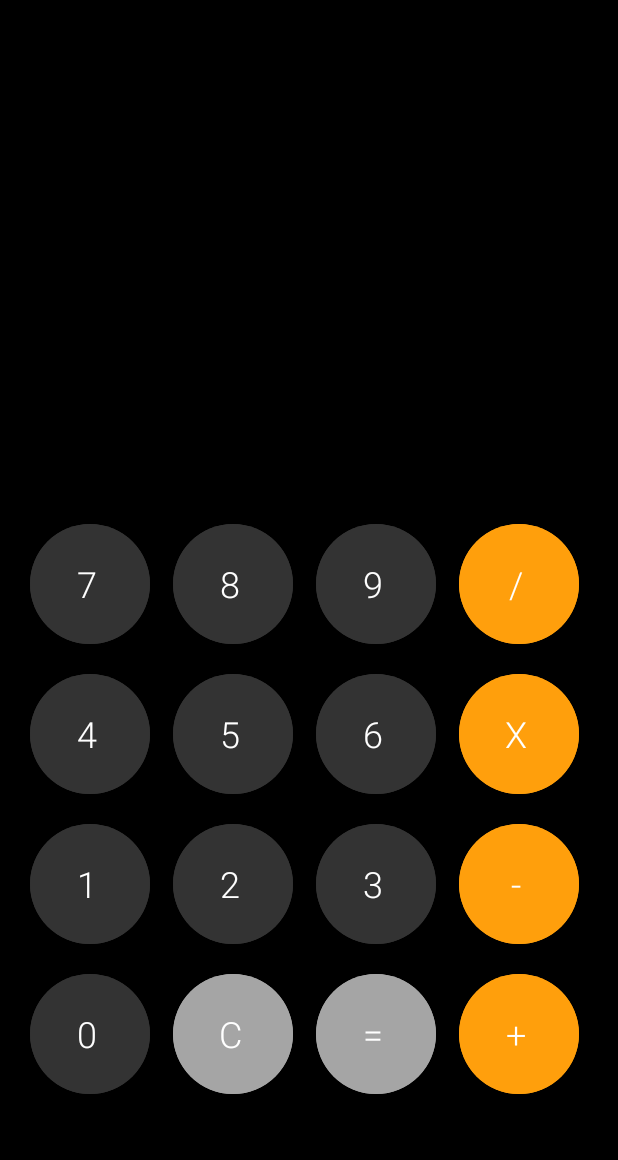
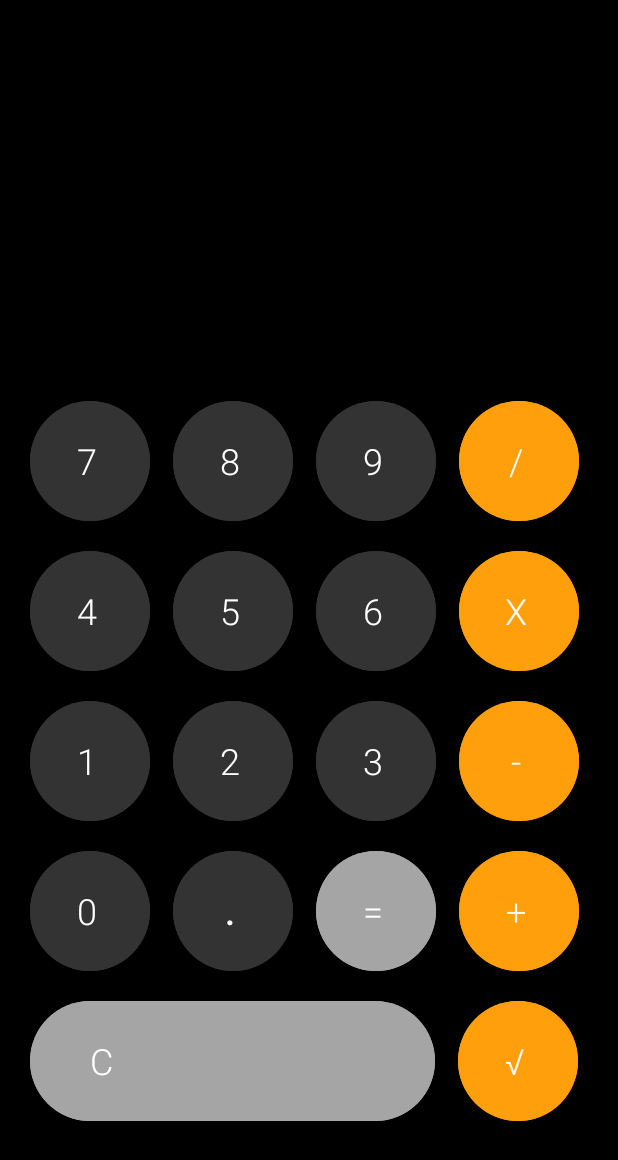
Before and after one commit to NadaMuhammed/CalculatorApp, an Android app: the screen it shows after launch (MainActivity), on a phone screen of 412 x 824 dp. Shown: the top 1160 px of the screen. Run offline under Robolectric (Android 15) with nearby library versions, the phone set to English and light mode, and no system bars.

Commit message:
More Functionalities

```diff
--- a/app/src/main/java/com/example/calculatorapplication/MainActivity.java
+++ b/app/src/main/java/com/example/calculatorapplication/MainActivity.java
@@ -35,12 +35,25 @@ public class MainActivity extends AppCompatActivity {
         }
     }
 
+    public void onClickDot(View view){
+        if (resultTextView.getText().toString().equals("")){
+            resultTextView.setText("0.");
+        }
+        else if (!resultTextView.getText().toString().matches("^\\d+\\.\\d+")){
+            resultTextView.append(".");
+        }
+    }
+
     public void onClickOperator(View view) {
         Button button = (Button) view;
+        if (button.getText().toString().equals("√")){
+            resultTextView.setText(String.valueOf(Math.sqrt(Double.parseDouble(resultTextView.getText().toString()))));
+            return;
+        }
         if (operator.isEmpty()) {
             lhs = resultTextView.getText().toString();
-        } else {
-            lhs = calculate().toString();
+        } else{
+            lhs = String.valueOf(calculate());
         }
         operator = button.getText().toString();
         smallTextView.setText(lhs + " " + operator + " ");
--- a/app/src/main/res/layout/activity_main.xml
+++ b/app/src/main/res/layout/activity_main.xml
@@ -12,7 +12,7 @@
         android:layout_width="match_parent"
         android:layout_height="0dp"
         app:layout_constraintBottom_toTopOf="@id/linearLayout1"
-        app:layout_constraintHeight_percent="0.4">
+        app:layout_constraintHeight_percent="0.3">
 
         <TextView
             android:id="@+id/smallTv"
@@ -267,7 +267,6 @@
         app:layout_constraintTop_toBottomOf="@id/linearLayout3">
 
         <com.google.android.material.button.MaterialButton
-            android:id="@+id/btn1"
             style="@style/Widget.MaterialComponents.Button.Icon"
             android:layout_width="80dp"
             android:layout_height="80dp"
@@ -283,20 +282,18 @@
             app:shapeAppearanceOverlay="@style/ShapeAppearanceOverlay.MyApp.Button.Rounded" />
 
         <com.google.android.material.button.MaterialButton
-            android:id="@+id/btn2"
             style="@style/Widget.MaterialComponents.Button.Icon"
             android:layout_width="80dp"
             android:layout_height="80dp"
             android:layout_marginRight="15dp"
-            android:backgroundTint="@color/light_grey"
-            android:fontFamily="sans-serif-light"
+            android:backgroundTint="@color/dark_grey"
             android:insetLeft="0dp"
             android:insetTop="0dp"
             android:insetRight="0dp"
             android:insetBottom="0dp"
-            android:text="C"
+            android:text="."
             android:textSize="24sp"
-            android:onClick="onClickClear"
+            android:onClick="onClickDot"
             app:shapeAppearanceOverlay="@style/ShapeAppearanceOverlay.MyApp.Button.Rounded" />
 
         <com.google.android.material.button.MaterialButton
@@ -331,4 +328,47 @@
             android:onClick="onClickOperator" />
     </LinearLayout>
 
+    <LinearLayout
+        android:id="@+id/linearLayout5"
+        android:layout_width="match_parent"
+        android:layout_height="wrap_content"
+        android:layout_marginLeft="20dp"
+        android:layout_marginTop="20dp"
+        app:layout_constraintTop_toBottomOf="@id/linearLayout4">
+
+        <com.google.android.material.button.MaterialButton
+            style="@style/Widget.MaterialComponents.Button.Icon"
+            android:layout_width="270dp"
+            android:layout_height="80dp"
+            android:layout_marginRight="15dp"
+            android:backgroundTint="@color/light_grey"
+            android:fontFamily="sans-serif-light"
+            android:insetLeft="0dp"
+            android:insetTop="0dp"
+            android:insetRight="0dp"
+            android:insetBottom="0dp"
+            android:text="C"
+            android:textAlignment="viewStart"
+            android:paddingStart="40dp"
+            android:textSize="24sp"
+            android:onClick="onClickClear"
+            app:shapeAppearanceOverlay="@style/ShapeAppearanceOverlay.MyApp.Button.Rounded" />
+
+        <com.google.android.material.button.MaterialButton
+            style="@style/Widget.MaterialComponents.Button.Icon"
+            android:layout_width="80dp"
+            android:layout_height="80dp"
+            android:backgroundTint="@color/orange"
+            android:fontFamily="sans-serif-light"
+            android:insetLeft="0dp"
+            android:insetTop="0dp"
+            android:insetRight="0dp"
+            android:insetBottom="0dp"
+            android:text="√"
+            android:textSize="24sp"
+            android:onClick="onClickOperator"
+            app:shapeAppearanceOverlay="@style/ShapeAppearanceOverlay.MyApp.Button.Rounded"
+            />
+    </LinearLayout>
+
 </androidx.constraintlayout.widget.ConstraintLayout>
```
